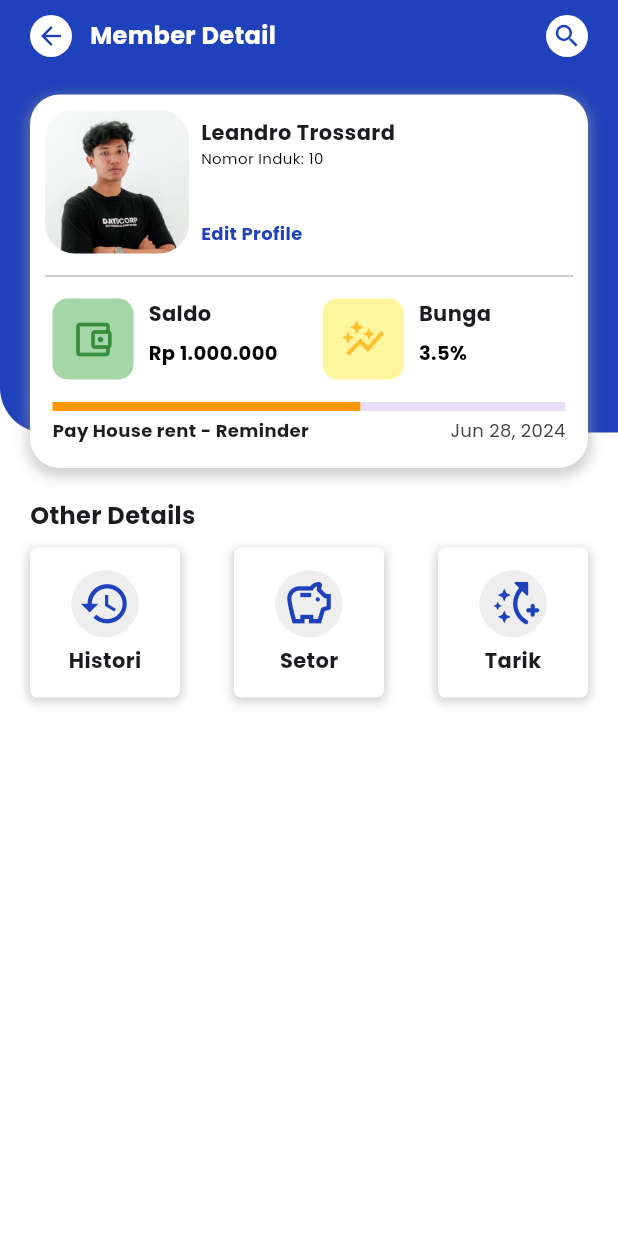
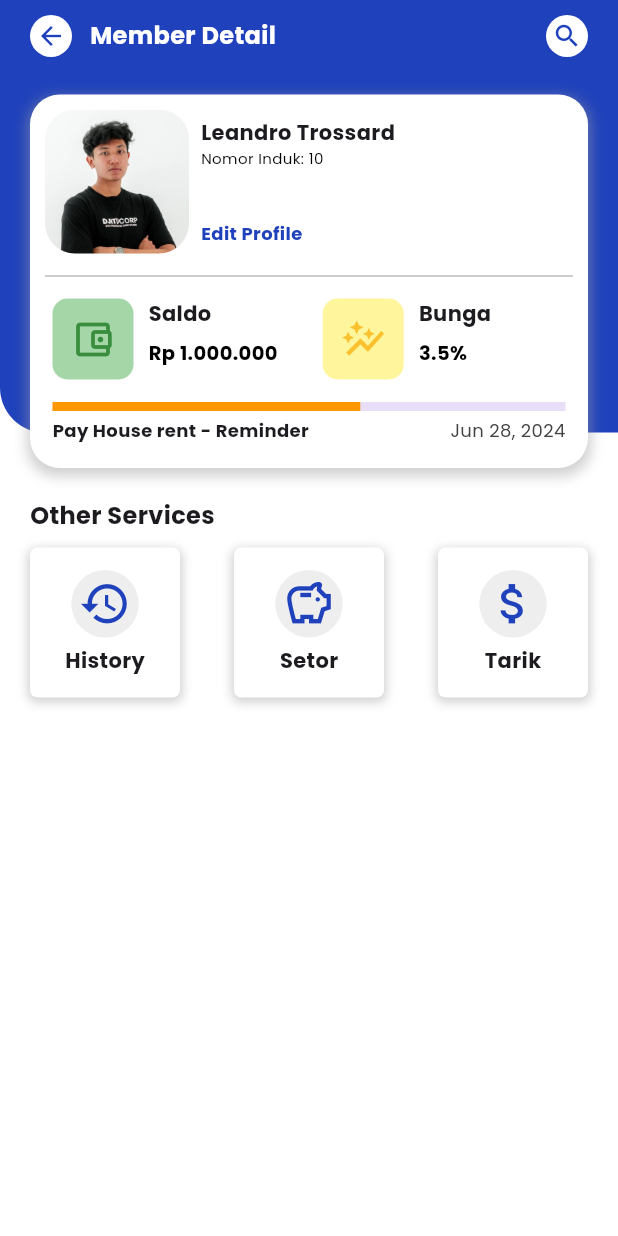
Before and after one commit to devtadanarsa/onboarding-app, a Flutter app: the screen it shows after launch, on a phone screen of 412 x 824 dp. Run offline on Flutter 3.47's test engine with Material 3 defaults, Android fonts, the phone set to English and light mode, and no system bars; our stand-ins replace dio, email_validator, flutter_bloc, flutter_otp_text_field, get_storage, google_fonts and 1 more.

Commit message:
restructure the services card and renaming widget folder

```diff
--- a/lib/presentation/screens/main/home_page.dart
+++ b/lib/presentation/screens/main/home_page.dart
@@ -1,7 +1,7 @@
 import 'package:flutter/material.dart';
 import 'package:google_fonts/google_fonts.dart';
-import 'package:onboarding_app/presentation/widget/featured_card.dart';
-import 'package:onboarding_app/presentation/widget/recommendation_card.dart';
+import 'package:onboarding_app/presentation/widgets/featured_card.dart';
+import 'package:onboarding_app/presentation/widgets/recommendation_card.dart';
 
 class HomePage extends StatelessWidget {
   HomePage({super.key});
--- a/lib/presentation/screens/main/member_detail_page.dart
+++ b/lib/presentation/screens/main/member_detail_page.dart
@@ -1,6 +1,6 @@
-import 'package:flutter/cupertino.dart';
 import 'package:flutter/material.dart';
 import 'package:flutter/widgets.dart';
+import 'package:onboarding_app/presentation/widgets/services_card.dart';
 
 class MemberDetailPage extends StatelessWidget {
   const MemberDetailPage({super.key});
@@ -297,7 +297,7 @@ class MemberDetailPage extends StatelessWidget {
                     child: Column(
                       children: [
                         Text(
-                          "Other Details",
+                          "Other Services",
                           textAlign: TextAlign.start,
                           style: TextStyle(
                             fontSize: 16,
@@ -312,131 +312,20 @@ class MemberDetailPage extends StatelessWidget {
                     child: Row(
                       mainAxisAlignment: MainAxisAlignment.spaceBetween,
                       children: [
-                        Container(
-                          width: 100,
-                          height: 100,
-                          decoration: BoxDecoration(
-                            color: Colors.white,
-                            borderRadius: BorderRadius.circular(5),
-                            boxShadow: [
-                              BoxShadow(
-                                  color: Colors.grey.withOpacity(0.5),
-                                  spreadRadius: 1,
-                                  blurRadius: 5,
-                                  offset: const Offset(0, 2)),
-                            ],
-                          ),
-                          child: Column(
-                            mainAxisAlignment: MainAxisAlignment.center,
-                            children: [
-                              Container(
-                                padding: const EdgeInsets.all(5),
-                                decoration: BoxDecoration(
-                                  color: Colors.grey[200],
-                                  borderRadius: BorderRadius.circular(100),
-                                ),
-                                child: const Icon(
-                                  Icons.history,
-                                  size: 35,
-                                  color: Color.fromRGBO(31, 65, 187, 1),
-                                ),
-                              ),
-                              const Padding(
-                                padding: EdgeInsets.only(top: 5),
-                                child: Text(
-                                  "Histori",
-                                  style: TextStyle(
-                                    fontSize: 14,
-                                    fontWeight: FontWeight.bold,
-                                  ),
-                                ),
-                              ),
-                            ],
-                          ),
+                        ServicesCard(
+                          icon: Icons.history,
+                          label: "History",
+                          onTap: () {},
                         ),
-                        Container(
-                          width: 100,
-                          height: 100,
-                          decoration: BoxDecoration(
-                            color: Colors.white,
-                            borderRadius: BorderRadius.circular(5),
-                            boxShadow: [
-                              BoxShadow(
-                                  color: Colors.grey.withOpacity(0.5),
-                                  spreadRadius: 1,
-                                  blurRadius: 5,
-                                  offset: const Offset(0, 2)),
-                            ],
-                          ),
-                          child: Column(
-                            mainAxisAlignment: MainAxisAlignment.center,
-                            children: [
-                              Container(
-                                padding: const EdgeInsets.all(5),
-                                decoration: BoxDecoration(
-                                  color: Colors.grey[200],
-                                  borderRadius: BorderRadius.circular(100),
-                                ),
-                                child: const Icon(
-                                  Icons.savings_outlined,
-                                  size: 35,
-                                  color: Color.fromRGBO(31, 65, 187, 1),
-                                ),
-                              ),
-                              const Padding(
-                                padding: EdgeInsets.only(top: 5),
-                                child: Text(
-                                  "Setor",
-                                  style: TextStyle(
-                                    fontSize: 14,
-                                    fontWeight: FontWeight.bold,
-                                  ),
-                                ),
-                              ),
-                            ],
-                          ),
+                        ServicesCard(
+                          icon: Icons.savings_outlined,
+                          label: "Setor",
+                          onTap: () {},
                         ),
-                        Container(
-                          width: 100,
-                          height: 100,
-                          decoration: BoxDecoration(
-                            color: Colors.white,
-                            borderRadius: BorderRadius.circular(5),
-                            boxShadow: [
-                              BoxShadow(
-                                  color: Colors.grey.withOpacity(0.5),
-                                  spreadRadius: 1,
-                                  blurRadius: 5,
-                                  offset: const Offset(0, 2)),
-                            ],
-                          ),
-                          child: Column(
-                            mainAxisAlignment: MainAxisAlignment.center,
-                            children: [
-                              Container(
-                                padding: const EdgeInsets.all(5),
-                                decoration: BoxDecoration(
-                                  color: Colors.grey[200],
-                                  borderRadius: BorderRadius.circular(100),
-                                ),
-                                child: const Icon(
-                                  Icons.switch_access_shortcut_add_rounded,
-                                  size: 35,
-                                  color: Color.fromRGBO(31, 65, 187, 1),
-                                ),
-                              ),
-                              const Padding(
-                                padding: EdgeInsets.only(top: 5),
-                                child: Text(
-                                  "Tarik",
-                                  style: TextStyle(
-                                    fontSize: 14,
-                                    fontWeight: FontWeight.bold,
-                                  ),
-                                ),
-                              ),
-                            ],
-                          ),
+                        ServicesCard(
+                          icon: Icons.attach_money,
+                          label: "Tarik",
+                          onTap: () {},
                         ),
                       ],
                     ),
--- a/lib/presentation/screens/main/member_page.dart
+++ b/lib/presentation/screens/main/member_page.dart
@@ -4,8 +4,8 @@ import 'package:flutter/material.dart';
 import 'package:flutter_bloc/flutter_bloc.dart';
 import 'package:onboarding_app/bloc/member_bloc/member_bloc.dart';
 import 'package:onboarding_app/data/model/member.dart';
-import 'package:onboarding_app/presentation/widget/custom_snackbar.dart';
-import 'package:onboarding_app/presentation/widget/team_member_card.dart';
+import 'package:onboarding_app/presentation/widgets/custom_snackbar.dart';
+import 'package:onboarding_app/presentation/widgets/team_member_card.dart';
 
 class MemberPage extends StatelessWidget {
   const MemberPage({super.key});
--- a/lib/presentation/screens/main/profile_page.dart
+++ b/lib/presentation/screens/main/profile_page.dart
@@ -4,7 +4,7 @@ import 'package:flutter_bloc/flutter_bloc.dart';
 import 'package:get_storage/get_storage.dart';
 import 'package:onboarding_app/bloc/member_bloc/member_bloc.dart';
 import 'package:onboarding_app/bloc/user_bloc/user_bloc.dart';
-import 'package:onboarding_app/presentation/widget/team_member_card.dart';
+import 'package:onboarding_app/presentation/widgets/team_member_card.dart';
 
 class ProfilePage extends StatelessWidget {
   const ProfilePage({super.key});
--- a/lib/presentation/screens/main/search_page.dart
+++ b/lib/presentation/screens/main/search_page.dart
@@ -1,5 +1,5 @@
 import 'package:flutter/material.dart';
-import 'package:onboarding_app/presentation/widget/suggested_card.dart';
+import 'package:onboarding_app/presentation/widgets/suggested_card.dart';
 
 class SearchPage extends StatelessWidget {
   SearchPage({super.key});
--- a/lib/presentation/screens/main/unfinished_page.dart
+++ b/lib/presentation/screens/main/unfinished_page.dart
@@ -1,7 +1,7 @@
 import 'package:flutter/material.dart';
 import 'package:flutter/widgets.dart';
 import 'package:google_fonts/google_fonts.dart';
-import 'package:onboarding_app/presentation/widget/custom_snackbar.dart';
+import 'package:onboarding_app/presentation/widgets/custom_snackbar.dart';
 
 class UnfinishedPage extends StatelessWidget {
   const UnfinishedPage({super.key});
--- /dev/null
+++ b/lib/presentation/widgets/services_card.dart
@@ -0,0 +1,62 @@
+import 'package:flutter/material.dart';
+
+class ServicesCard extends StatelessWidget {
+  final String label;
+  final IconData icon;
+  final VoidCallback onTap;
+
+  const ServicesCard({
+    super.key,
+    required this.icon,
+    required this.label,
+    required this.onTap,
+  });
+
+  @override
+  Widget build(BuildContext context) {
+    return GestureDetector(
+      onTap: onTap,
+      child: Container(
+        width: 100,
+        height: 100,
+        decoration: BoxDecoration(
+          color: Colors.white,
+          borderRadius: BorderRadius.circular(5),
+          boxShadow: [
+            BoxShadow(
+              color: Colors.grey.withOpacity(0.5),
+              spreadRadius: 1,
+              blurRadius: 5,
+              offset: const Offset(0, 2),
+            ),
+          ],
+        ),
+        child: Column(
+          mainAxisAlignment: MainAxisAlignment.center,
+          children: [
+            Container(
+              padding: const EdgeInsets.all(5),
+              decoration: BoxDecoration(
+                color: Colors.grey[200],
+                borderRadius: BorderRadius.circular(100),
+              ),
+              child: Icon(
+                icon,
+                size: 35,
+                color: const Color.fromRGBO(31, 65, 187, 1),
+              ),
+            ),
+            const SizedBox(height: 5),
+            Text(
+              label,
+              style: const TextStyle(
+                fontSize: 14,
+                fontWeight: FontWeight.bold,
+              ),
+            ),
+          ],
+        ),
+      ),
+    );
+  }
+}
```
Also changed, not shown: lib/presentation/widgets/custom_snackbar.dart (renamed from lib/presentation/widget/custom_snackbar.dart), lib/presentation/widgets/featured_card.dart (renamed from lib/presentation/widget/featured_card.dart), lib/presentation/widgets/recommendation_card.dart (renamed from lib/presentation/widget/recommendation_card.dart), lib/presentation/widgets/suggested_card.dart (renamed from lib/presentation/widget/suggested_card.dart), lib/presentation/widgets/team_member_card.dart (renamed from lib/presentation/widget/team_member_card.dart).
